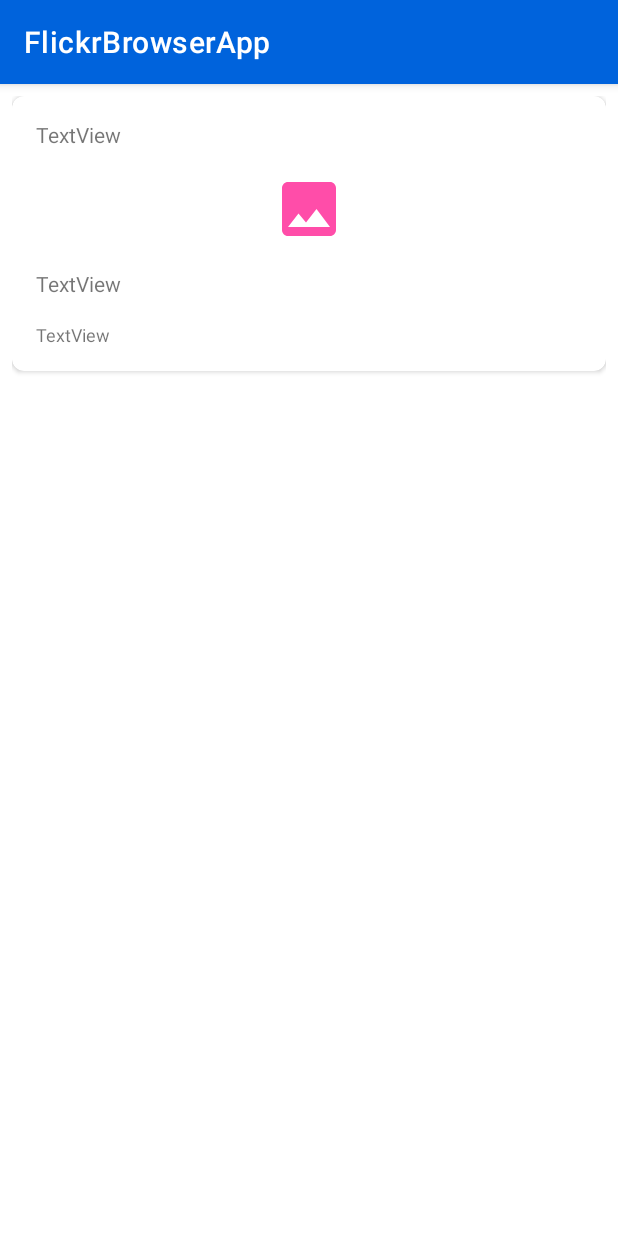
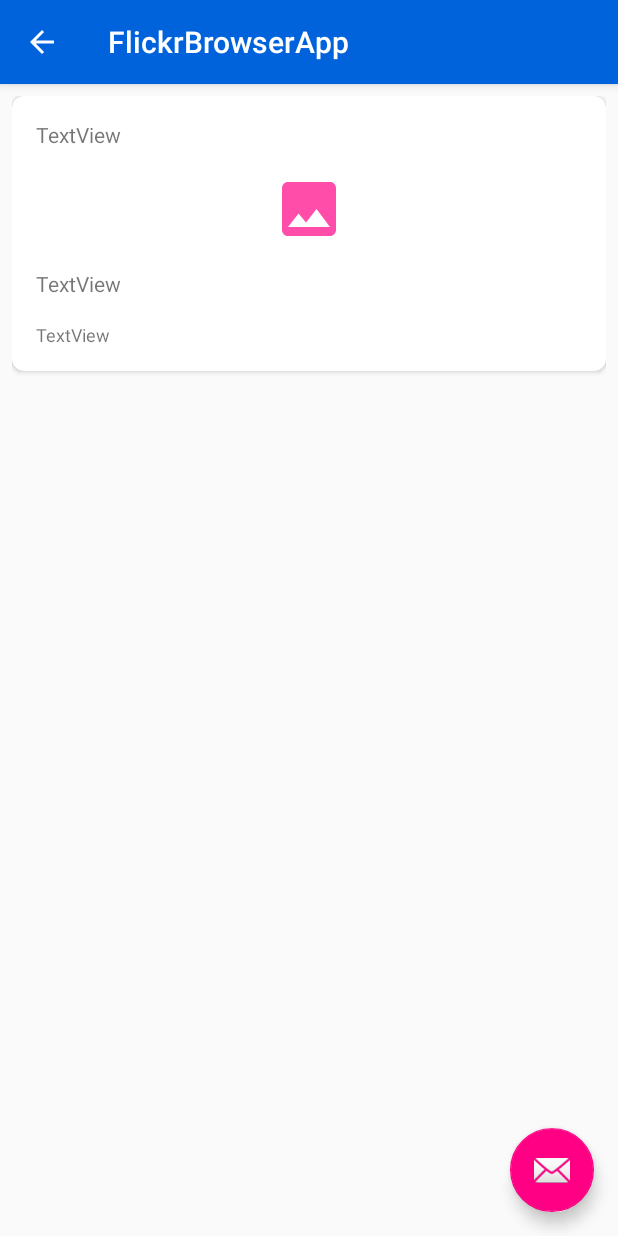
Before and after one commit to bariskarapinar/FlickrBrowserApp, an Android app: the PhotoDetailsActivity screen opened directly, with no data from a screen before it, on a phone screen of 412 x 824 dp. Run offline under Robolectric (Android 15) with nearby library versions, the phone set to English and light mode, and no system bars; our stand-ins replace Picasso; pictures from the network do not load; 5 statements that could not run were skipped.

Commit message:
UI Changes

```diff
--- a/app/src/main/AndroidManifest.xml
+++ b/app/src/main/AndroidManifest.xml
@@ -13,7 +13,7 @@
         android:label="@string/app_name"
         android:roundIcon="@mipmap/ic_launcher_round"
         android:supportsRtl="true"
-        android:theme="@style/Theme.FlickrBrowserApp"
+        android:theme="@style/AppTheme.NoActionBar"
         tools:targetApi="31">
         <activity
             android:name=".PhotoDetailsActivity">
@@ -32,8 +32,7 @@
         <activity
             android:name=".MainActivity"
             android:exported="true"
-            android:label="@string/app_name"
-            android:theme="@style/Theme.FlickrBrowserApp.NoActionBar">
+            android:label="@string/app_name">
             <intent-filter>
                 <action android:name="android.intent.action.MAIN" />
 
--- a/app/src/main/java/com/gamebit/flickrbrowserapp/BaseActivity.kt
+++ b/app/src/main/java/com/gamebit/flickrbrowserapp/BaseActivity.kt
@@ -14,9 +14,9 @@ open class BaseActivity : AppCompatActivity() {
     internal fun activateToolbar(enableHome: Boolean) {
         Log.d(TAG, ".activateToolbar")
 
-        /*var toolbar = findViewById<View>(R.id.toolbar) as Toolbar
+        var toolbar = findViewById<View>(R.id.toolbar) as Toolbar
         setSupportActionBar(toolbar)
-        supportActionBar?.setDisplayHomeAsUpEnabled(enableHome)*/ //TODO()
+        supportActionBar?.setDisplayHomeAsUpEnabled(enableHome)
     }
 
 }
--- a/app/src/main/res/layout/activity_main.xml
+++ b/app/src/main/res/layout/activity_main.xml
@@ -1,5 +1,6 @@
 <?xml version="1.0" encoding="utf-8"?>
-<androidx.coordinatorlayout.widget.CoordinatorLayout xmlns:android="http://schemas.android.com/apk/res/android"
+<androidx.coordinatorlayout.widget.CoordinatorLayout
+    xmlns:android="http://schemas.android.com/apk/res/android"
     xmlns:app="http://schemas.android.com/apk/res-auto"
     xmlns:tools="http://schemas.android.com/tools"
     android:layout_width="match_parent"
@@ -9,26 +10,25 @@
     <com.google.android.material.appbar.AppBarLayout
         android:layout_width="match_parent"
         android:layout_height="wrap_content"
-        android:theme="@style/Theme.FlickrBrowserApp.AppBarOverlay">
+        android:theme="@style/AppTheme.AppBarOverlay">
 
         <androidx.appcompat.widget.Toolbar
             android:id="@+id/toolbar"
             android:layout_width="match_parent"
             android:layout_height="?attr/actionBarSize"
             android:background="?attr/colorPrimary"
-            app:popupTheme="@style/Theme.FlickrBrowserApp.PopupOverlay" />
+            app:popupTheme="@style/AppTheme.PopupOverlay"/>
 
     </com.google.android.material.appbar.AppBarLayout>
 
-    <include layout="@layout/content_main" />
+    <include layout="@layout/content_main"/>
 
     <com.google.android.material.floatingactionbutton.FloatingActionButton
         android:id="@+id/fab"
         android:layout_width="wrap_content"
         android:layout_height="wrap_content"
         android:layout_gravity="bottom|end"
-        android:layout_marginEnd="@dimen/fab_margin"
-        android:layout_marginBottom="16dp"
-        app:srcCompat="@android:drawable/ic_dialog_email" />
+        android:layout_margin="@dimen/fab_margin"
+        app:srcCompat="@android:drawable/ic_dialog_email"/>
 
 </androidx.coordinatorlayout.widget.CoordinatorLayout>
--- a/app/src/main/res/layout/activity_photo_details.xml
+++ b/app/src/main/res/layout/activity_photo_details.xml
@@ -1,11 +1,34 @@
 <?xml version="1.0" encoding="utf-8"?>
-<androidx.constraintlayout.widget.ConstraintLayout xmlns:android="http://schemas.android.com/apk/res/android"
+<androidx.coordinatorlayout.widget.CoordinatorLayout
+    xmlns:android="http://schemas.android.com/apk/res/android"
     xmlns:app="http://schemas.android.com/apk/res-auto"
     xmlns:tools="http://schemas.android.com/tools"
     android:layout_width="match_parent"
     android:layout_height="match_parent"
     tools:context=".PhotoDetailsActivity">
 
-    <include layout="@layout/content_photo_details" />
+    <com.google.android.material.appbar.AppBarLayout
+        android:layout_width="match_parent"
+        android:layout_height="wrap_content"
+        android:theme="@style/AppTheme.AppBarOverlay">
 
-</androidx.constraintlayout.widget.ConstraintLayout>
+        <androidx.appcompat.widget.Toolbar
+            android:id="@+id/toolbar"
+            android:layout_width="match_parent"
+            android:layout_height="?attr/actionBarSize"
+            android:background="?attr/colorPrimary"
+            app:popupTheme="@style/AppTheme.PopupOverlay"/>
+
+    </com.google.android.material.appbar.AppBarLayout>
+
+    <include layout="@layout/content_photo_details"/>
+
+    <com.google.android.material.floatingactionbutton.FloatingActionButton
+        android:id="@+id/fab"
+        android:layout_width="wrap_content"
+        android:layout_height="wrap_content"
+        android:layout_gravity="bottom|end"
+        android:layout_margin="@dimen/fab_margin"
+        app:srcCompat="@android:drawable/ic_dialog_email"/>
+
+</androidx.coordinatorlayout.widget.CoordinatorLayout>
--- a/app/src/main/res/layout/activity_search.xml
+++ b/app/src/main/res/layout/activity_search.xml
@@ -9,14 +9,14 @@
     <com.google.android.material.appbar.AppBarLayout
         android:layout_width="match_parent"
         android:layout_height="wrap_content"
-        android:theme="@style/Theme.FlickrBrowserApp.AppBarOverlay">
+        android:theme="@style/AppTheme.AppBarOverlay">
 
         <androidx.appcompat.widget.Toolbar
             android:id="@+id/toolbar"
             android:layout_width="match_parent"
             android:layout_height="?attr/actionBarSize"
             android:background="?attr/colorPrimary"
-            app:popupTheme="@style/Theme.FlickrBrowserApp.PopupOverlay" />
+            app:popupTheme="@style/AppTheme.PopupOverlay"/>
 
     </com.google.android.material.appbar.AppBarLayout>
 
--- a/app/src/main/res/layout/browse.xml
+++ b/app/src/main/res/layout/browse.xml
@@ -2,7 +2,7 @@
 <LinearLayout xmlns:android="http://schemas.android.com/apk/res/android"
     xmlns:app="http://schemas.android.com/apk/res-auto"
     android:layout_width="match_parent"
-    android:layout_height="match_parent"
+    android:layout_height="wrap_content"
     android:orientation="horizontal"
     android:padding="8dp"
     android:weightSum="3">
@@ -10,17 +10,17 @@
     <ImageView
         android:id="@+id/thumbnail"
         android:layout_width="0dp"
-        android:layout_height="match_parent"
+        android:layout_height="wrap_content"
         android:layout_weight="1"
         android:scaleType="fitStart"
-        app:srcCompat="@drawable/placeholder" />
+        app:srcCompat="@drawable/placeholder"/>
 
     <TextView
         android:id="@+id/title"
         android:layout_width="0dp"
         android:layout_height="wrap_content"
+        android:layout_marginLeft="16dp"
         android:layout_marginStart="16dp"
-        android:layout_marginLeft="16dp"
         android:layout_weight="2"
-        android:text="Text" />
+        android:text="TextView"/>
 </LinearLayout>
--- a/app/src/main/res/layout/content_photo_details.xml
+++ b/app/src/main/res/layout/content_photo_details.xml
@@ -1,12 +1,15 @@
 <?xml version="1.0" encoding="utf-8"?>
-<ScrollView xmlns:android="http://schemas.android.com/apk/res/android"
+<ScrollView
+    xmlns:android="http://schemas.android.com/apk/res/android"
     xmlns:app="http://schemas.android.com/apk/res-auto"
     xmlns:tools="http://schemas.android.com/tools"
     android:layout_width="match_parent"
     android:layout_height="match_parent"
     android:padding="8dp"
     android:paddingBottom="16dp"
-    app:layout_behavior="@string/appbar_scrolling_view_behavior">
+    app:layout_behavior="@string/appbar_scrolling_view_behavior"
+    tools:context="academy.learnprogramming.flickrbrowser.PhotoDetailsActivity"
+    tools:showIn="@layout/activity_photo_details">
 
     <androidx.cardview.widget.CardView
         android:layout_width="match_parent"
@@ -24,7 +27,7 @@
                 android:layout_width="match_parent"
                 android:layout_height="wrap_content"
                 android:layout_margin="8dp"
-                android:text="TextView" />
+                android:text="TextView"/>
 
             <ImageView
                 android:id="@+id/photo_image"
@@ -32,14 +35,14 @@
                 android:layout_height="wrap_content"
                 android:layout_margin="8dp"
                 android:scaleType="fitCenter"
-                app:srcCompat="@drawable/placeholder" />
+                app:srcCompat="@drawable/placeholder"/>
 
             <TextView
                 android:id="@+id/photo_title"
                 android:layout_width="match_parent"
                 android:layout_height="wrap_content"
                 android:layout_margin="8dp"
-                android:text="TextView" />
+                android:text="TextView"/>
 
             <TextView
                 android:id="@+id/photo_tags"
@@ -47,7 +50,7 @@
                 android:layout_height="wrap_content"
                 android:layout_margin="8dp"
                 android:text="TextView"
-                android:textSize="12sp" />
+                android:textSize="12sp"/>
         </LinearLayout>
     </androidx.cardview.widget.CardView>
 </ScrollView>
--- a/app/src/main/res/values-night/themes.xml
+++ b/app/src/main/res/values-night/themes.xml
@@ -1,16 +1,33 @@
-<resources xmlns:tools="http://schemas.android.com/tools">
+<resources>
+
+    <color name="primary">#0063DC</color>
+    <color name="primary_dark">#0288D1</color>
+    <color name="primary_light">#B3E5FC</color>
+    <color name="accent">#FF0084</color>
+    <color name="primary_text">#212121</color>
+    <color name="secondary_text">#757575</color>
+    <color name="icons">#FFFFFF</color>
+    <color name="divider">#BDBDBD</color>
+
     <!-- Base application theme. -->
-    <style name="Theme.FlickrBrowserApp" parent="Theme.MaterialComponents.DayNight.DarkActionBar">
-        <!-- Primary brand color. -->
-        <item name="colorPrimary">@color/purple_200</item>
-        <item name="colorPrimaryVariant">@color/bright_pink</item>
-        <item name="colorOnPrimary">@color/black</item>
-        <!-- Secondary brand color. -->
-        <item name="colorSecondary">@color/teal_200</item>
-        <item name="colorSecondaryVariant">@color/teal_200</item>
-        <item name="colorOnSecondary">@color/black</item>
-        <!-- Status bar color. -->
-        <item name="android:statusBarColor" tools:targetApi="l">?attr/colorPrimaryVariant</item>
+    <style name="AppTheme" parent="Theme.AppCompat.Light.DarkActionBar">
         <!-- Customize your theme here. -->
+        <item name="colorPrimary">@color/primary</item>
+        <item name="colorPrimaryDark">@color/accent</item>
+        <item name="colorAccent">@color/accent</item>
+        <item name="android:textColorSecondary">@color/secondary_text</item>
+        <item name="android:icon">@color/icons</item>
+        <!-- <item name="android:windowBackground">@color/primary_light</item> -->
+        <item name="cardBackgroundColor">@color/primary</item>
     </style>
+
+    <style name="AppTheme.NoActionBar">
+        <item name="windowActionBar">false</item>
+        <item name="windowNoTitle">true</item>
+    </style>
+
+    <style name="AppTheme.AppBarOverlay" parent="ThemeOverlay.AppCompat.Dark.ActionBar"/>
+
+    <style name="AppTheme.PopupOverlay" parent="ThemeOverlay.AppCompat.Light"/>
+
 </resources>
--- a/app/src/main/res/values/colors.xml
+++ b/app/src/main/res/values/colors.xml
@@ -1,10 +1,4 @@
 <?xml version="1.0" encoding="utf-8"?>
 <resources>
-    <color name="purple_200">#FFBB86FC</color>
-    <color name="true_blue">#0063DC</color>
-    <color name="bright_pink">#FF0084</color>
-    <color name="teal_200">#FF03DAC5</color>
-    <color name="teal_700">#FF018786</color>
-    <color name="black">#FF000000</color>
-    <color name="white">#FFFFFFFF</color>
+
 </resources>
--- a/app/src/main/res/values/themes.xml
+++ b/app/src/main/res/values/themes.xml
@@ -1,25 +1,33 @@
-<resources xmlns:tools="http://schemas.android.com/tools">
+<resources>
+
+    <color name="primary">#0063DC</color>
+    <color name="primary_dark">#0288D1</color>
+    <color name="primary_light">#B3E5FC</color>
+    <color name="accent">#FF0084</color>
+    <color name="primary_text">#212121</color>
+    <color name="secondary_text">#757575</color>
+    <color name="icons">#FFFFFF</color>
+    <color name="divider">#BDBDBD</color>
+
     <!-- Base application theme. -->
-    <style name="Theme.FlickrBrowserApp" parent="Theme.MaterialComponents.DayNight.DarkActionBar">
-        <!-- Primary brand color. -->
-        <item name="colorPrimary">@color/true_blue</item>
-        <item name="colorPrimaryVariant">@color/bright_pink</item>
-        <item name="colorOnPrimary">@color/white</item>
-        <!-- Secondary brand color. -->
-        <item name="colorSecondary">@color/teal_200</item>
-        <item name="colorSecondaryVariant">@color/teal_700</item>
-        <item name="colorOnSecondary">@color/black</item>
-        <!-- Status bar color. -->
-        <item name="android:statusBarColor" tools:targetApi="l">?attr/colorPrimaryVariant</item>
+    <style name="AppTheme" parent="Theme.AppCompat.Light.DarkActionBar">
         <!-- Customize your theme here. -->
+        <item name="colorPrimary">@color/primary</item>
+        <item name="colorPrimaryDark">@color/accent</item>
+        <item name="colorAccent">@color/accent</item>
+        <item name="android:textColorSecondary">@color/secondary_text</item>
+        <item name="android:icon">@color/icons</item>
+        <!-- <item name="android:windowBackground">@color/primary_light</item> -->
+        <item name="cardBackgroundColor">@color/primary</item>
     </style>
 
-    <style name="Theme.FlickrBrowserApp.NoActionBar">
+    <style name="AppTheme.NoActionBar">
         <item name="windowActionBar">false</item>
         <item name="windowNoTitle">true</item>
     </style>
 
-    <style name="Theme.FlickrBrowserApp.AppBarOverlay" parent="ThemeOverlay.AppCompat.Dark.ActionBar" />
+    <style name="AppTheme.AppBarOverlay" parent="ThemeOverlay.AppCompat.Dark.ActionBar"/>
 
-    <style name="Theme.FlickrBrowserApp.PopupOverlay" parent="ThemeOverlay.AppCompat.Light" />
+    <style name="AppTheme.PopupOverlay" parent="ThemeOverlay.AppCompat.Light"/>
+
 </resources>
```
